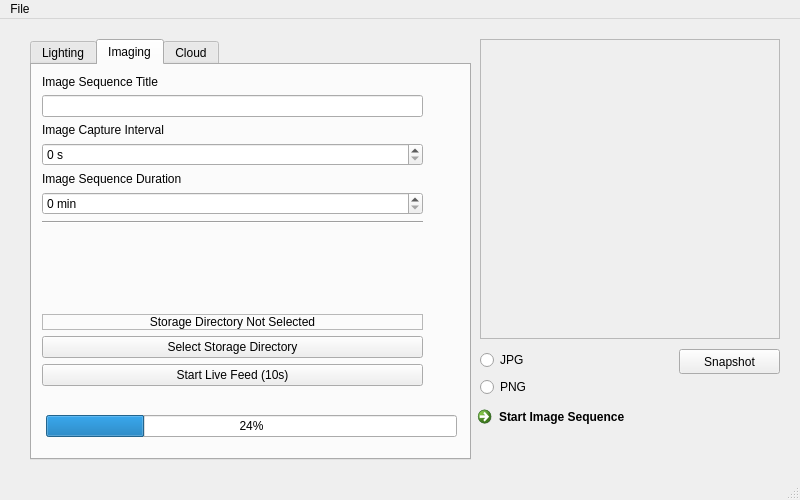
The window that _ui/FlashLapse_CP.ui (CoSE-Jerry/Flashlapse_NEO) describes before a commit, drawn with Qt 5.
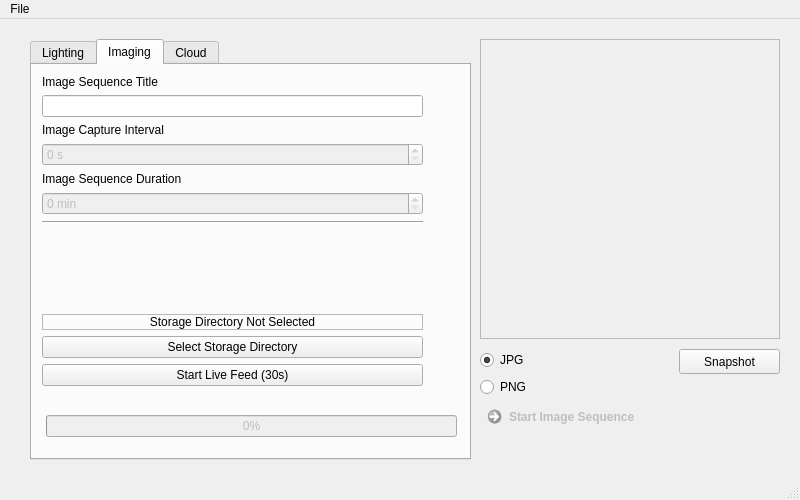
The same window after the commit. The open tabs and pages were chosen to show the change. Icons and pictures are not drawn.

```diff
--- a/_ui/FlashLapse_CP.ui
+++ b/_ui/FlashLapse_CP.ui
@@ -77,6 +77,9 @@
        <property name="text">
         <string>JPG</string>
        </property>
+       <property name="checked">
+        <bool>true</bool>
+       </property>
       </widget>
      </item>
      <item>
@@ -647,6 +650,9 @@
          </item>
          <item>
           <widget class="QSpinBox" name="ICI_spinBox">
+           <property name="enabled">
+            <bool>false</bool>
+           </property>
            <property name="suffix">
             <string> s</string>
            </property>
@@ -668,6 +674,9 @@
          </item>
          <item>
           <widget class="QSpinBox" name="ISD_spinBox">
+           <property name="enabled">
+            <bool>false</bool>
+           </property>
            <property name="suffix">
             <string> min</string>
            </property>
@@ -730,7 +739,7 @@
        <item>
         <widget class="QPushButton" name="Live_Feed">
          <property name="text">
-          <string>Start Live Feed (10s)</string>
+          <string>Start Live Feed (30s)</string>
          </property>
         </widget>
        </item>
@@ -755,8 +764,11 @@
        </item>
        <item>
         <widget class="QProgressBar" name="Progress_Bar">
+         <property name="enabled">
+          <bool>false</bool>
+         </property>
          <property name="value">
-          <number>24</number>
+          <number>0</number>
          </property>
         </widget>
        </item>
@@ -977,9 +989,12 @@
     </widget>
    </widget>
    <widget class="QCommandLinkButton" name="Start_Imaging">
+    <property name="enabled">
+     <bool>false</bool>
+    </property>
     <property name="geometry">
      <rect>
-      <x>470</x>
+      <x>480</x>
       <y>380</y>
       <width>291</width>
       <height>51</height>
```
Left out of the diff: 12 changed lines with no effect on the pictures.
